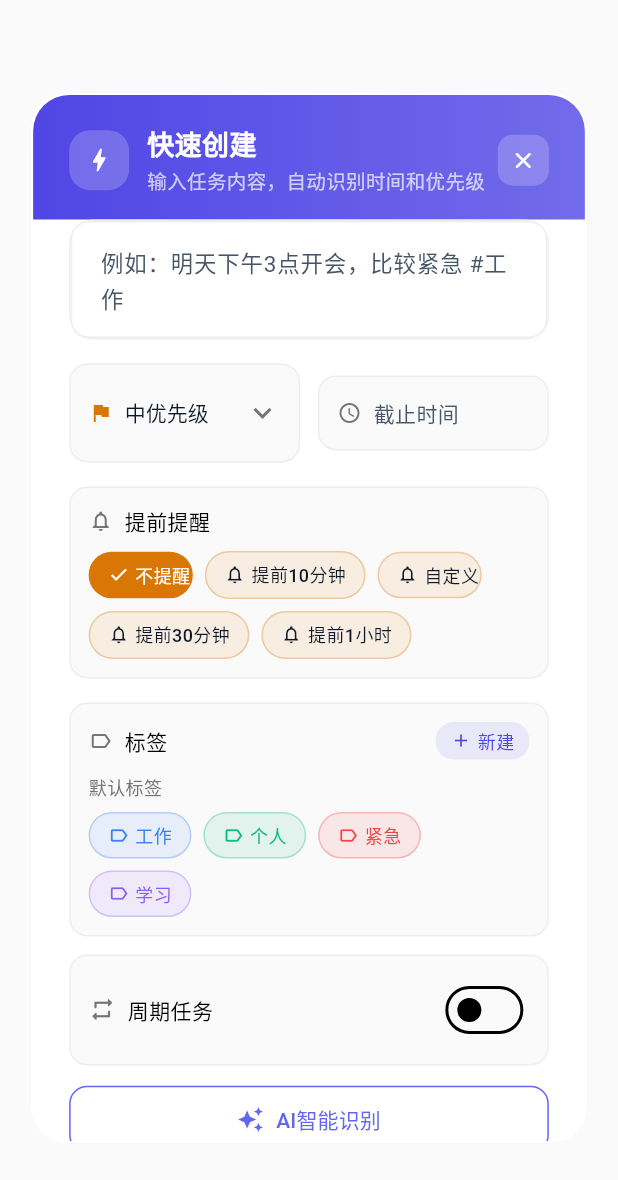
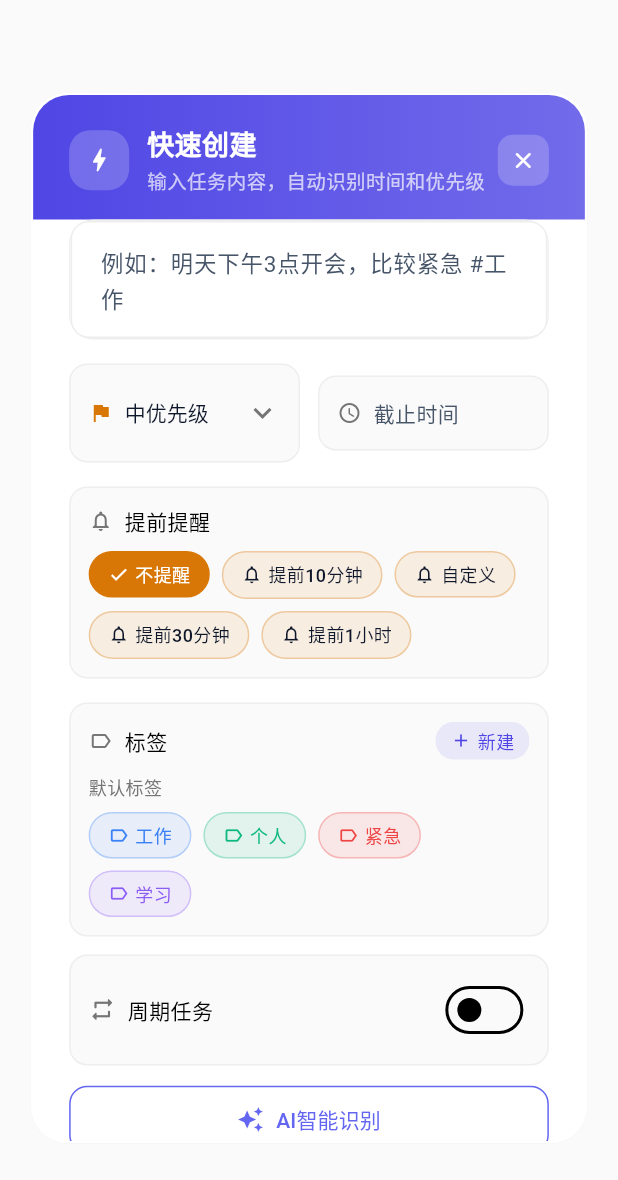
Before and after one commit to hyok2000-stack/smart_task_assistant, a Flutter app: the QuickAddModal widget shown alone on an empty page, opened directly, on a phone screen of 412 x 824 dp. Shown: the top 1180 px of the screen. Run offline on Flutter 3.47's test engine with Material 3 defaults, Android fonts, the light colour scheme and no system bars; our stand-ins replace audioplayers, dio, file_picker, geocoding, geolocator, package_info_plus and 4 more; missing offline and left inert: dart:html, dart:js; accounts and stored records are empty; network calls fail.

Commit message:
fix: 修复快速创建页面提醒选项文字溢出问题 - 将提醒选择器布局从 Row 改为 Wrap
Former-commit-id: 24b0a1c74ccb7a5e89ec0306a1041d4ab2403d0b

```diff
--- a/CLAUDE2/smart_task_assistant/lib/widgets/quick_add_modal.dart
+++ b/CLAUDE2/smart_task_assistant/lib/widgets/quick_add_modal.dart
@@ -789,38 +789,16 @@ class _QuickAddModalState extends State<QuickAddModal> {
             ],
           ),
           const SizedBox(height: 10),
-          // 第一行：不提醒、10分钟前、自定义
-          Row(
+          // 使用 Wrap 布局，自动换行
+          Wrap(
+            spacing: 8,
+            runSpacing: 8,
             children: [
-              Flexible(
-                flex: 1,
-                child: _buildReminderChip('不提醒', null),
-              ),
-              const SizedBox(width: 8),
-              Flexible(
-                flex: 2,
-                child: _buildReminderChip('提前10分钟', 10),
-              ),
-              const SizedBox(width: 8),
-              Flexible(
-                flex: 1,
-                child: _buildReminderChip('自定义', -1),
-              ),
-            ],
-          ),
-          const SizedBox(height: 8),
-          // 第二行：30分钟前、1小时前
-          Row(
-            children: [
-              Flexible(
-                flex: 2,
-                child: _buildReminderChip('提前30分钟', 30),
-              ),
-              const SizedBox(width: 8),
-              Flexible(
-                flex: 2,
-                child: _buildReminderChip('提前1小时', 60),
-              ),
+              _buildReminderChip('不提醒', null),
+              _buildReminderChip('提前10分钟', 10),
+              _buildReminderChip('自定义', -1),
+              _buildReminderChip('提前30分钟', 30),
+              _buildReminderChip('提前1小时', 60),
             ],
           ),
           // 自定义输入区域
```
